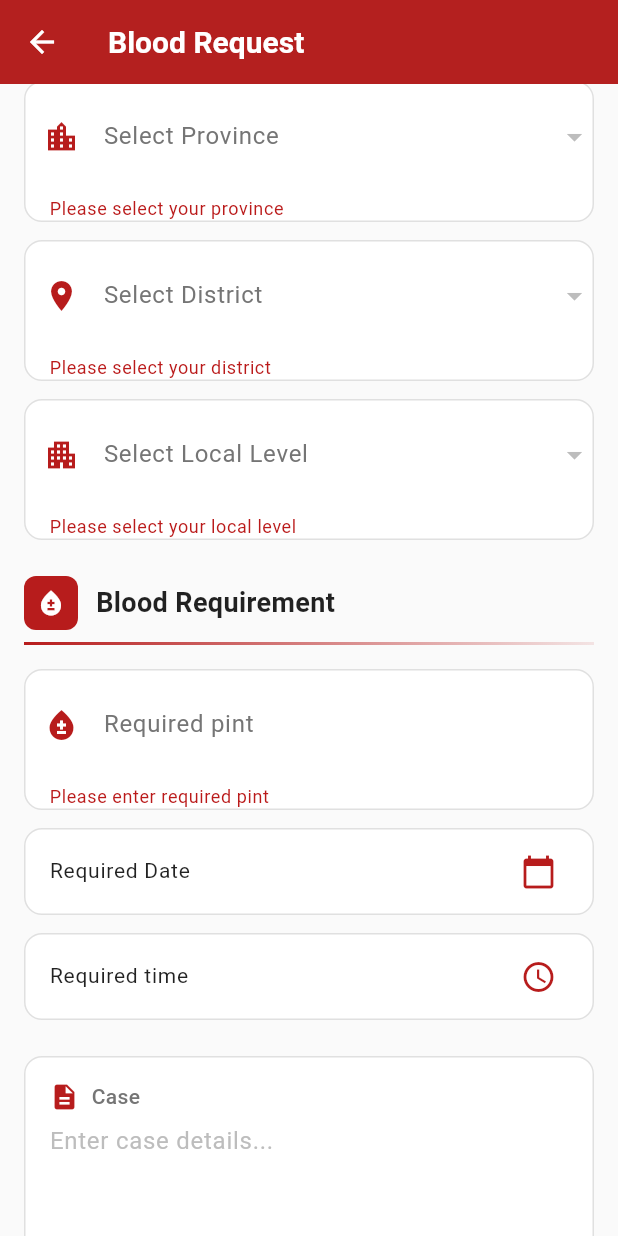
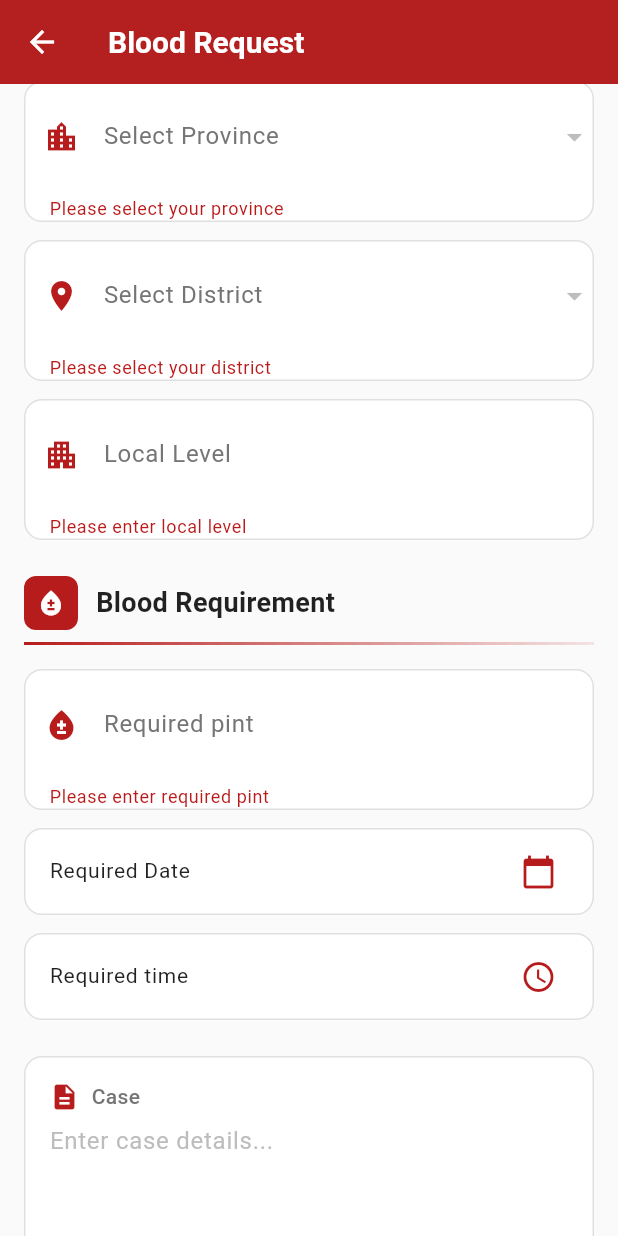
Before and after one commit to sanamobeen/blood-donation-FYP, a Flutter app: the BloodDonationFormPage screen opened directly, scrolled down 707 dp, after a tap on "Proceed", on a phone screen of 412 x 824 dp. Run offline on Flutter 3.47's test engine with Material 3 defaults, Android fonts, the phone set to English and light mode, and no system bars; our stand-ins replace flutter_map, geocoding, geolocator, latlong2, shared_preferences; accounts and stored records are empty; network calls fail.

Commit message:
fix blood request page

```diff
--- a/frontend/lib/blood_donation_form_page.dart
+++ b/frontend/lib/blood_donation_form_page.dart
@@ -34,12 +34,10 @@ class _BloodDonationFormPageState extends State<BloodDonationFormPage> {
   TimeOfDay? _selectedTime;
   int? _selectedProvinceId;
   int? _selectedDistrictId;
-  int? _selectedLocalLevelId;
 
   // API Data Lists
   List<Province> _provinces = [];
   List<District> _districts = [];
-  List<LocalLevel> _localLevels = [];
   List<BloodGroup> _bloodGroups = [];
   List<Gender> _genders = [];
 
@@ -64,8 +62,19 @@ class _BloodDonationFormPageState extends State<BloodDonationFormPage> {
       // Load provinces
       final provincesResult = await BloodRequestService.getProvinces();
       if (provincesResult.success && provincesResult.provinces != null) {
+        // Sort provinces in the desired order: Punjab, Sindh, KPK, Balochistan
+        final provinceOrder = ['Punjab', 'Sindh', 'Khyber Pakhtunkhwa', 'Balochistan'];
+        final sortedProvinces = List<Province>.from(provincesResult.provinces!);
+        sortedProvinces.sort((a, b) {
+          int indexA = provinceOrder.indexOf(a.name);
+          int indexB = provinceOrder.indexOf(b.name);
+          if (indexA == -1) indexA = 999;
+          if (indexB == -1) indexB = 999;
+          return indexA.compareTo(indexB);
+        });
+
         setState(() {
-          _provinces = provincesResult.provinces!;
+          _provinces = sortedProvinces;
         });
       }
 
@@ -99,17 +108,6 @@ class _BloodDonationFormPageState extends State<BloodDonationFormPage> {
     if (result.success && result.districts != null) {
       setState(() {
         _districts = result.districts!;
-        _selectedLocalLevelId = null;
-        _localLevels = [];
-      });
-    }
-  }
-
-  Future<void> _loadLocalLevels(int districtId) async {
-    final result = await BloodRequestService.getLocalLevels(districtId);
-    if (result.success && result.localLevels != null) {
-      setState(() {
-        _localLevels = result.localLevels!;
       });
     }
   }
@@ -188,13 +186,36 @@ class _BloodDonationFormPageState extends State<BloodDonationFormPage> {
               const SizedBox(height: 12),
               _buildTextField(
                 isDark,
-                "Contact Person",
+                "Emergency Contact",
                 Icons.contact_phone,
                 _contactPersonController,
+                keyboardType: TextInputType.phone,
                 validator: (value) {
                   if (value == null || value.isEmpty) {
-                    return "Please enter contact person";
+                    return "Please enter emergency contact";
                   }
+                  // Remove all non-digit characters for validation
+                  final digitsOnly = value.replaceAll(RegExp(r'[^\d]'), '');
+
+                  // Check if it's a valid Pakistan phone number
+                  // Format: +92-3XX-XXXXXXX or 03XX-XXXXXXX
+                  if (digitsOnly.length < 10 || digitsOnly.length > 13) {
+                    return "Please enter a valid Pakistan phone number";
+                  }
+
+                  // Check if it starts with correct prefix
+                  if (!digitsOnly.startsWith('92') && !digitsOnly.startsWith('03') && !digitsOnly.startsWith('3')) {
+                    return "Phone number must start with +92, 03, or 3";
+                  }
+
+                  // Check minimum length for each format
+                  if (digitsOnly.startsWith('92') && digitsOnly.length < 12) {
+                    return "Invalid phone number format. Use: +92-3XX-XXXXXXX";
+                  }
+                  if ((digitsOnly.startsWith('03') || digitsOnly.startsWith('3')) && digitsOnly.length < 10) {
+                    return "Invalid phone number format. Use: 03XX-XXXXXXX";
+                  }
+
                   return null;
                 },
               ),
@@ -211,7 +232,21 @@ class _BloodDonationFormPageState extends State<BloodDonationFormPage> {
               const SizedBox(height: 12),
               _buildDistrictDropdown(isDark),
               const SizedBox(height: 12),
-              _buildLocalLevelDropdown(isDark),
+              _buildTextField(
+                isDark,
+                "Local Level",
+                Icons.apartment,
+                _localLevelController,
+                validator: (value) {
+                  if (value == null || value.isEmpty) {
+                    return "Please enter local level";
+                  }
+                  if (value.length < 2) {
+                    return "Local level must be at least 2 characters";
+                  }
+                  return null;
+                },
+              ),
               const SizedBox(height: 24),
 
               // Blood Requirement Section
@@ -492,9 +527,9 @@ class _BloodDonationFormPageState extends State<BloodDonationFormPage> {
         onTap: () async {
           final DateTime? picked = await showDatePicker(
             context: context,
-            initialDate: DateTime.now(),
-            firstDate: DateTime(2000),
-            lastDate: DateTime.now(),
+            initialDate: DateTime.now().add(const Duration(days: 1)),
+            firstDate: DateTime.now(), // Today onwards only
+            lastDate: DateTime(2100), // Up to year 2100
           );
           if (picked != null) {
             onDateSelected(picked);
@@ -536,11 +571,51 @@ class _BloodDonationFormPageState extends State<BloodDonationFormPage> {
           size: 24,
         ),
         onTap: () async {
+          // Check if selected date is today
+          final now = DateTime.now();
+          final isToday = _lastDonationDate != null &&
+              _lastDonationDate!.year == now.year &&
+              _lastDonationDate!.month == now.month &&
+              _lastDonationDate!.day == now.day;
+
           final TimeOfDay? picked = await showTimePicker(
             context: context,
             initialTime: TimeOfDay.now(),
+            builder: (context, child) {
+              return MediaQuery(
+                data: MediaQuery.of(context).copyWith(alwaysUse24HourFormat: false),
+                child: child!,
+              );
+            },
           );
+
           if (picked != null) {
+            // If today's date is selected, validate that time is not in the past
+            if (isToday) {
+              final now = DateTime.now();
+              final nowTime = TimeOfDay.now();
+
+              // Create proper DateTime objects for comparison
+              final currentDateTime = DateTime(now.year, now.month, now.day, nowTime.hour, nowTime.minute);
+              final selectedDateTime = DateTime(now.year, now.month, now.day, picked.hour, picked.minute);
+
+              // Calculate the difference in minutes
+              final difference = selectedDateTime.difference(currentDateTime).inMinutes;
+
+              // If selected time is more than 5 minutes in the past, block it
+              // Allow small buffer for time it takes to select
+              if (difference < -5) {
+                // Show error - past time not allowed
+                if (!mounted) return;
+                ScaffoldMessenger.of(context).showSnackBar(
+                  const SnackBar(
+                    content: Text('Cannot select past time for today\'s date'),
+                    backgroundColor: Colors.red,
+                  ),
+                );
+                return;
+              }
+            }
             onTimeSelected(picked);
           }
         },
@@ -565,6 +640,8 @@ class _BloodDonationFormPageState extends State<BloodDonationFormPage> {
       final formattedTime = '${_selectedTime!.hour}:${_selectedTime!.minute.toString().padLeft(2, '0')}';
 
       // Submit to Backend
+      // Note: Using local level ID = 1 as default since local level is now a text field
+      // The backend requires an integer ID for local level
       final result = await BloodRequestService.createBloodRequest(
         patientName: _nameController.text.trim(),
         emergencyContact: _contactPersonController.text.trim(),
@@ -572,7 +649,7 @@ class _BloodDonationFormPageState extends State<BloodDonationFormPage> {
         gender: _selectedGenderId!,
         province: _selectedProvinceId!,
         district: _selectedDistrictId!,
-        localLevel: _selectedLocalLevelId!,
+        localLevel: 1, // Default ID - local level is now a text field for user reference
         unitsRequired: int.parse(_weightController.text.trim()),
         requiredDate: formattedDate,
         requiredTime: formattedTime,
@@ -908,57 +985,10 @@ class _BloodDonationFormPageState extends State<BloodDonationFormPage> {
             child: Text(d.name),
           );
         }).toList(),
-        onChanged: (value) {
-          if (value != null) {
-            setState(() {
-              _selectedDistrictId = value;
-              _selectedLocalLevelId = null;
-              _localLevels = [];
-            });
-            _loadLocalLevels(value);
-          }
-        },
+        onChanged: (value) => setState(() => _selectedDistrictId = value),
         validator: (value) =>
             value == null ? "Please select your district" : null,
       ),
     );
   }
-
-  Widget _buildLocalLevelDropdown(bool isDark) {
-    return Container(
-      decoration: BoxDecoration(
-        color: isDark ? Colors.grey.shade800 : Colors.white,
-        borderRadius: BorderRadius.circular(12),
-        border: Border.all(
-          color: isDark ? Colors.grey.shade700 : Colors.grey.shade300,
-        ),
-      ),
-      child: DropdownButtonFormField<int>(
-        initialValue: _selectedLocalLevelId,
-        decoration: InputDecoration(
-          labelText: "Select Local Level",
-          labelStyle: TextStyle(
-            color: isDark ? Colors.grey.shade400 : Colors.grey.shade600,
-          ),
-          prefixIcon: Icon(Icons.apartment, color: Colors.red.shade900),
-          border: InputBorder.none,
-          contentPadding: const EdgeInsets.all(16),
-        ),
-        dropdownColor: isDark ? Colors.grey.shade800 : Colors.white,
-        style: TextStyle(
-          color: isDark ? Colors.white : Colors.black87,
-          fontSize: 16,
-        ),
-        items: _localLevels.map((ll) {
-          return DropdownMenuItem<int>(
-            value: ll.id,
-            child: Text(ll.name),
-          );
-        }).toList(),
-        onChanged: (value) => setState(() => _selectedLocalLevelId = value),
-        validator: (value) =>
-            value == null ? "Please select your local level" : null,
-      ),
-    );
-  }
 }
```
